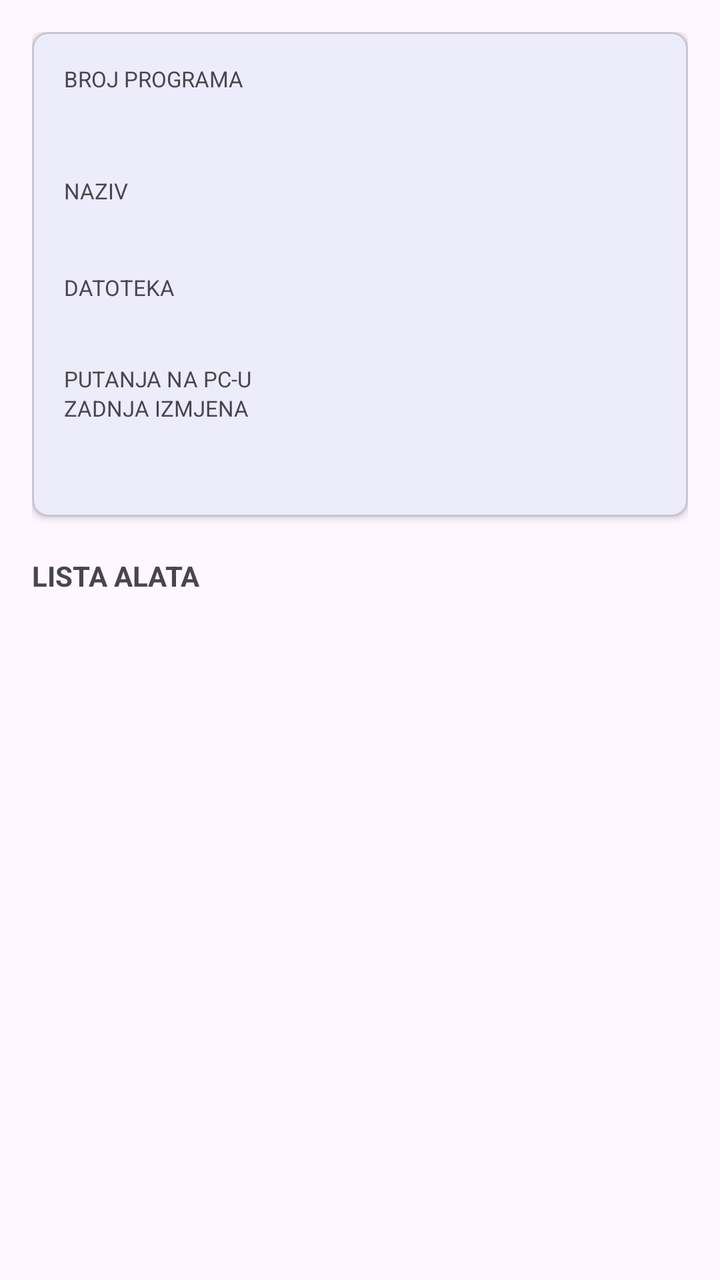
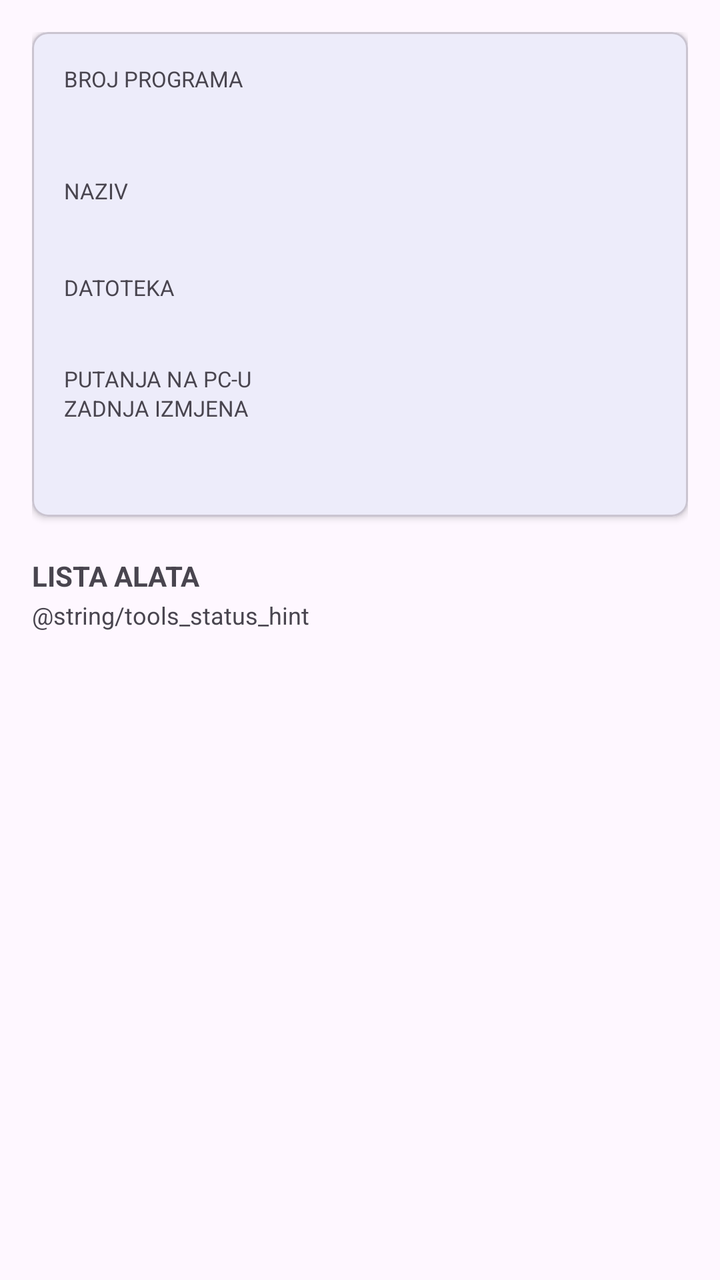

Before-and-after screenshots of an Android layout around one commit, followed by the original layout XML and the change that was made.
<!-- AndroidManifest.xml: application theme Theme.CncIndex.ActionBar -->
<!-- res/layout/fragment_detail.xml -->
<?xml version="1.0" encoding="utf-8"?>
<androidx.core.widget.NestedScrollView
    xmlns:android="http://schemas.android.com/apk/res/android"
    xmlns:app="http://schemas.android.com/apk/res-auto"
    android:layout_width="match_parent"
    android:layout_height="match_parent">

    <androidx.constraintlayout.widget.ConstraintLayout
        android:layout_width="match_parent"
        android:layout_height="wrap_content"
        android:padding="16dp">

        <com.google.android.material.card.MaterialCardView
            android:id="@+id/card_info"
            android:layout_width="0dp"
            android:layout_height="wrap_content"
            app:cardElevation="2dp"
            app:cardCornerRadius="8dp"
            app:layout_constraintTop_toTopOf="parent"
            app:layout_constraintStart_toStartOf="parent"
            app:layout_constraintEnd_toEndOf="parent">

            <LinearLayout
                android:layout_width="match_parent"
                android:layout_height="wrap_content"
                android:orientation="vertical"
                android:padding="16dp">

                <TextView
                    android:layout_width="wrap_content"
                    android:layout_height="wrap_content"
                    android:text="Broj programa"
                    android:textSize="11sp"
                    android:textColor="?attr/colorOnSurfaceVariant"
                    android:textAllCaps="true" />

                <TextView
                    android:id="@+id/tv_program_number"
                    android:layout_width="wrap_content"
                    android:layout_height="wrap_content"
                    android:textSize="22sp"
                    android:textStyle="bold"
                    android:textColor="?attr/colorPrimary"
                    android:layout_marginBottom="12dp" />

                <TextView
                    android:layout_width="wrap_content"
                    android:layout_height="wrap_content"
                    android:text="Naziv"
                    android:textSize="11sp"
                    android:textColor="?attr/colorOnSurfaceVariant"
                    android:textAllCaps="true" />

                <TextView
                    android:id="@+id/tv_program_name"
                    android:layout_width="wrap_content"
                    android:layout_height="wrap_content"
                    android:textSize="16sp"
                    android:layout_marginBottom="12dp" />

                <TextView
                    android:layout_width="wrap_content"
                    android:layout_height="wrap_content"
                    android:text="Datoteka"
                    android:textSize="11sp"
                    android:textColor="?attr/colorOnSurfaceVariant"
                    android:textAllCaps="true" />

                <TextView
                    android:id="@+id/tv_filename"
                    android:layout_width="wrap_content"
                    android:layout_height="wrap_content"
                    android:textSize="14sp"
                    android:fontFamily="monospace"
                    android:layout_marginBottom="12dp" />

                <TextView
                    android:layout_width="wrap_content"
                    android:layout_height="wrap_content"
                    android:text="@string/label_filepath"
                    android:textSize="11sp"
                    android:textColor="?attr/colorOnSurfaceVariant"
                    android:textAllCaps="true" />

                <TextView
                    android:id="@+id/tv_filepath"
                    android:layout_width="match_parent"
                    android:layout_height="wrap_content"
                    android:textSize="12sp"
                    android:fontFamily="monospace"
                    android:textColor="?attr/colorOnSurfaceVariant"
                    android:layout_marginBottom="12dp"
                    android:visibility="gone" />

                <TextView
                    android:layout_width="wrap_content"
                    android:layout_height="wrap_content"
                    android:text="@string/label_modified"
                    android:textSize="11sp"
                    android:textColor="?attr/colorOnSurfaceVariant"
                    android:textAllCaps="true" />

                <TextView
                    android:id="@+id/tv_modified"
                    android:layout_width="wrap_content"
                    android:layout_height="wrap_content"
                    android:textSize="14sp"
                    android:layout_marginBottom="12dp" />

                
                <LinearLayout
                    android:id="@+id/badge_row"
                    android:layout_width="wrap_content"
                    android:layout_height="wrap_content"
                    android:orientation="horizontal"
                    android:visibility="gone">

                    <TextView
                        android:id="@+id/badge_problem_detail"
                        android:layout_width="wrap_content"
                        android:layout_height="wrap_content"
                        android:text="⚠ Problem"
                        android:textSize="11sp"
                        android:textColor="#FFFFFF"
                        android:background="@drawable/badge_problem"
                        android:paddingHorizontal="8dp"
                        android:paddingVertical="3dp"
                        android:layout_marginEnd="8dp"
                        android:visibility="gone" />

                    <TextView
                        android:id="@+id/badge_duplicate_detail"
                        android:layout_width="wrap_content"
                        android:layout_height="wrap_content"
                        android:text="⓪ Duplikat"
                        android:textSize="11sp"
                        android:textColor="#FFFFFF"
                        android:background="@drawable/badge_duplicate"
                        android:paddingHorizontal="8dp"
                        android:paddingVertical="3dp"
                        android:visibility="gone" />

                </LinearLayout>

            </LinearLayout>
        </com.google.android.material.card.MaterialCardView>

        <TextView
            android:id="@+id/tv_tools_header"
            android:layout_width="wrap_content"
            android:layout_height="wrap_content"
            android:text="Lista alata"
            android:textSize="14sp"
            android:textStyle="bold"
            android:textAllCaps="true"
            android:textColor="?attr/colorOnSurfaceVariant"
            android:layout_marginTop="20dp"
            android:layout_marginBottom="4dp"
            app:layout_constraintTop_toBottomOf="@id/card_info"
            app:layout_constraintStart_toStartOf="parent" />

        <TextView
            android:id="@+id/tv_no_tools"
            android:layout_width="wrap_content"
            android:layout_height="wrap_content"
            android:text="Nema definiranih alata"
            android:textColor="?attr/colorOnSurfaceVariant"
            android:visibility="gone"
            app:layout_constraintTop_toBottomOf="@id/tv_tools_header"
            app:layout_constraintStart_toStartOf="parent" />

        <androidx.recyclerview.widget.RecyclerView
            android:id="@+id/recycler_tools"
            android:layout_width="0dp"
            android:layout_height="wrap_content"
            android:nestedScrollingEnabled="false"
            app:layoutManager="androidx.recyclerview.widget.LinearLayoutManager"
            app:layout_constraintTop_toBottomOf="@id/tv_tools_header"
            app:layout_constraintStart_toStartOf="parent"
            app:layout_constraintEnd_toEndOf="parent" />

    </androidx.constraintlayout.widget.ConstraintLayout>

</androidx.core.widget.NestedScrollView>
<!-- resources referenced by this layout -->
<resources>
  <!-- drawable badge_duplicate (drawable) -->
  <?xml version="1.0" encoding="utf-8"?>
  <shape xmlns:android="http://schemas.android.com/apk/res/android"
      android:shape="rectangle">
      <solid android:color="#E65100" />
      <corners android:radius="4dp" />
  </shape>
  <!-- drawable badge_problem (drawable) -->
  <?xml version="1.0" encoding="utf-8"?>
  <shape xmlns:android="http://schemas.android.com/apk/res/android"
      android:shape="rectangle">
      <solid android:color="#C62828" />
      <corners android:radius="4dp" />
  </shape>
  <string name="label_filepath">Putanja na PC-u</string>
  <string name="label_modified">Zadnja izmjena</string>
  <style name="Theme.CncIndex.ActionBar" parent="Theme.CncIndex">
          <item name="windowActionBar">true</item>
          <item name="windowNoTitle">false</item>
      </style>
  <style name="Theme.CncIndex" parent="Theme.Material3.DayNight.NoActionBar">
          <item name="colorPrimary">@color/primary</item>
          <item name="colorPrimaryContainer">@color/primary_container</item>
          <item name="colorOnPrimaryContainer">@color/on_primary_container</item>
          <item name="windowActionBar">false</item>
          <item name="windowNoTitle">true</item>
      </style>
  <color name="primary">#1565C0</color>
  <color name="primary_container">#D6E4FF</color>
  <color name="on_primary_container">#001848</color>
</resources>

<!-- the commit's change to res/layout/fragment_detail.xml (unified diff, before → after) -->
@@ -149,7 +149,7 @@
             android:id="@+id/tv_tools_header"
             android:layout_width="wrap_content"
             android:layout_height="wrap_content"
-            android:text="Lista alata"
+            android:text="@string/tools_header"
             android:textSize="14sp"
             android:textStyle="bold"
             android:textAllCaps="true"
@@ -163,11 +163,23 @@
             android:id="@+id/tv_no_tools"
             android:layout_width="wrap_content"
             android:layout_height="wrap_content"
-            android:text="Nema definiranih alata"
+            android:text="@string/no_tools"
             android:textColor="?attr/colorOnSurfaceVariant"
             android:visibility="gone"
             app:layout_constraintTop_toBottomOf="@id/tv_tools_header"
             app:layout_constraintStart_toStartOf="parent" />
+
+        <TextView
+            android:id="@+id/tv_tools_status_hint"
+            android:layout_width="0dp"
+            android:layout_height="wrap_content"
+            android:layout_marginTop="2dp"
+            android:text="@string/tools_status_hint"
+            android:textColor="?attr/colorOnSurfaceVariant"
+            android:textSize="12sp"
+            app:layout_constraintTop_toBottomOf="@id/tv_tools_header"
+            app:layout_constraintStart_toStartOf="parent"
+            app:layout_constraintEnd_toEndOf="parent" />
 
         <androidx.recyclerview.widget.RecyclerView
             android:id="@+id/recycler_tools"
@@ -175,7 +187,7 @@
             android:layout_height="wrap_content"
             android:nestedScrollingEnabled="false"
             app:layoutManager="androidx.recyclerview.widget.LinearLayoutManager"
-            app:layout_constraintTop_toBottomOf="@id/tv_tools_header"
+            app:layout_constraintTop_toBottomOf="@id/tv_tools_status_hint"
             app:layout_constraintStart_toStartOf="parent"
             app:layout_constraintEnd_toEndOf="parent" />
 
<!-- resource entries referenced after the edit -->
@@ -16,6 +16,8 @@
   </shape>
   <string name="label_filepath">Putanja na PC-u</string>
   <string name="label_modified">Zadnja izmjena</string>
+  <string name="no_tools">Nema definiranih alata</string>
+  <string name="tools_header">Lista alata</string>
   <style name="Theme.CncIndex.ActionBar" parent="Theme.CncIndex">
           <item name="windowActionBar">true</item>
           <item name="windowNoTitle">false</item>
